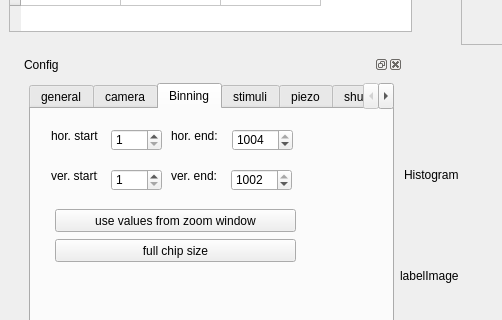
This is imagine.ui in HolyLab/Imagine as Qt 5 draws it before an edit; both pictures show x 0 to 502 and y 123 to 443 of the 763 by 643 pixel window. The edited form follows.
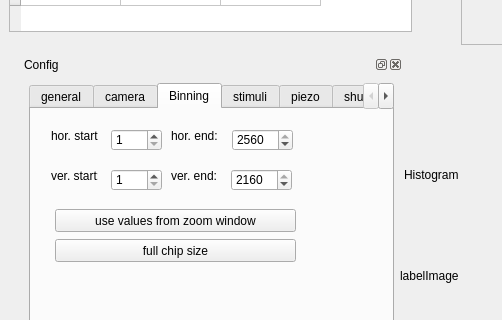
This is the edited form. The open tabs and pages were chosen to show the change. Icons and pictures are not drawn. Custom widgets are drawn as their Qt base class.

Diff of the .ui file:
```diff
--- a/imagine.ui
+++ b/imagine.ui
@@ -538,10 +538,10 @@
            <number>1</number>
           </property>
           <property name="maximum">
-           <number>1004</number>
+           <number>2560</number>
           </property>
           <property name="value">
-           <number>1004</number>
+           <number>2560</number>
           </property>
          </widget>
          <widget class="QSpinBox" name="spinBoxVstart">
@@ -573,10 +573,10 @@
            <number>1</number>
           </property>
           <property name="maximum">
-           <number>1002</number>
+           <number>2160</number>
           </property>
           <property name="value">
-           <number>1002</number>
+           <number>2160</number>
           </property>
          </widget>
          <widget class="QPushButton" name="btnUseZoomWindow">
```
Left out of the diff: 3 changed lines with no effect on the pictures.
